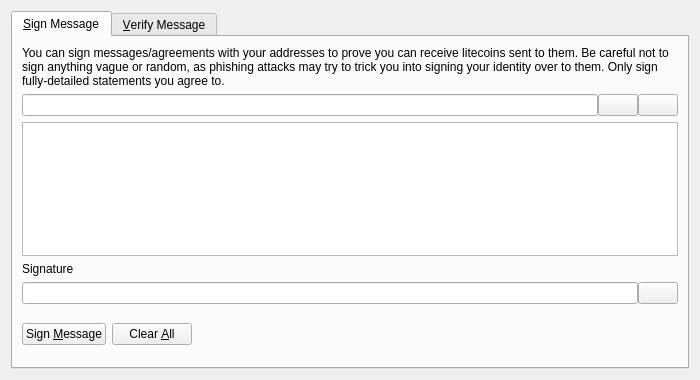
This is src/qt/forms/signverifymessagedialog.ui in ronaldopadula/RPOcoin as Qt 5 draws it before an edit. The edited form follows.
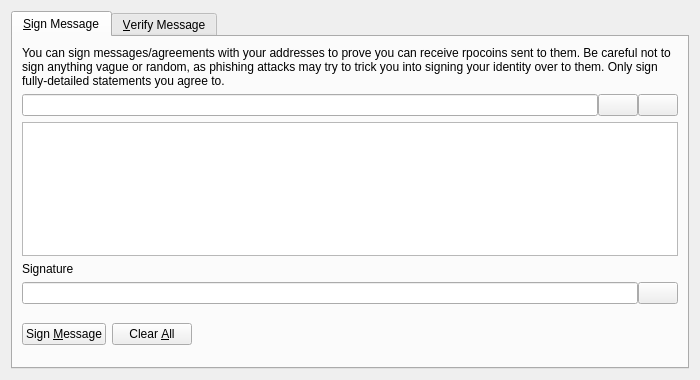
This is the edited form. Icons and pictures are not drawn. Custom widgets are drawn as their Qt base class.

Commit message: alteração diretório src litecoin e LTC

```diff
--- a/src/qt/forms/signverifymessagedialog.ui
+++ b/src/qt/forms/signverifymessagedialog.ui
@@ -30,7 +30,7 @@
        <item>
         <widget class="QLabel" name="infoLabel_SM">
          <property name="text">
-          <string>You can sign messages/agreements with your addresses to prove you can receive litecoins sent to them. Be careful not to sign anything vague or random, as phishing attacks may try to trick you into signing your identity over to them. Only sign fully-detailed statements you agree to.</string>
+          <string>You can sign messages/agreements with your addresses to prove you can receive rpocoins sent to them. Be careful not to sign anything vague or random, as phishing attacks may try to trick you into signing your identity over to them. Only sign fully-detailed statements you agree to.</string>
          </property>
          <property name="textFormat">
           <enum>Qt::PlainText</enum>
```
The commit also changes 144 other files.
